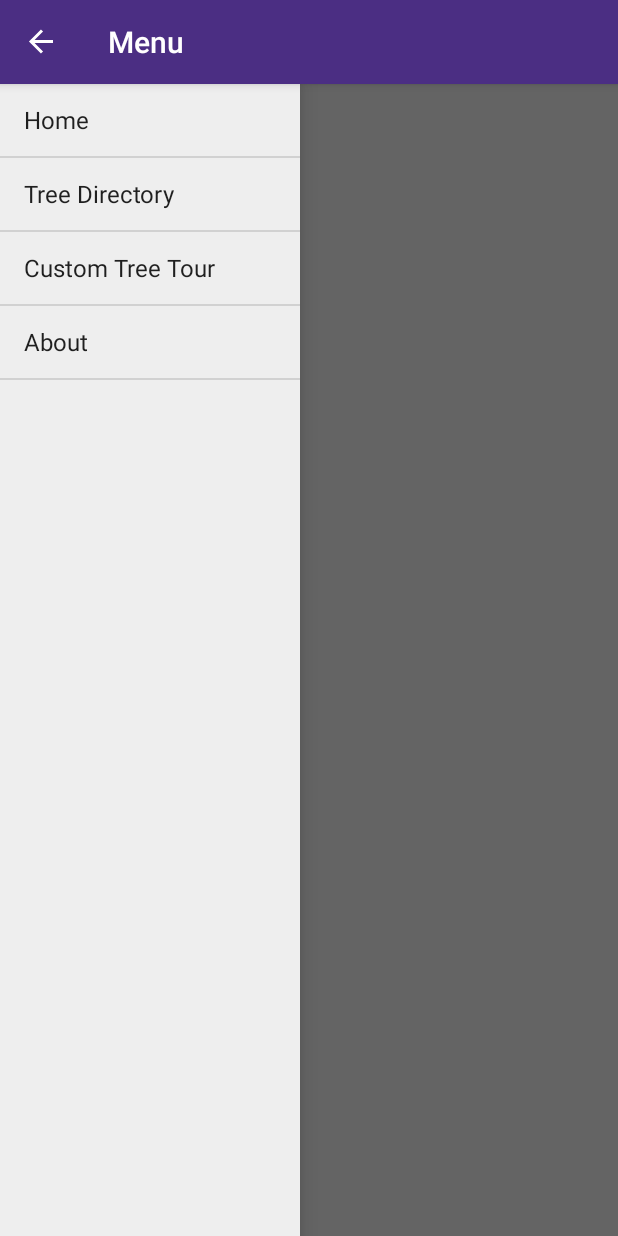
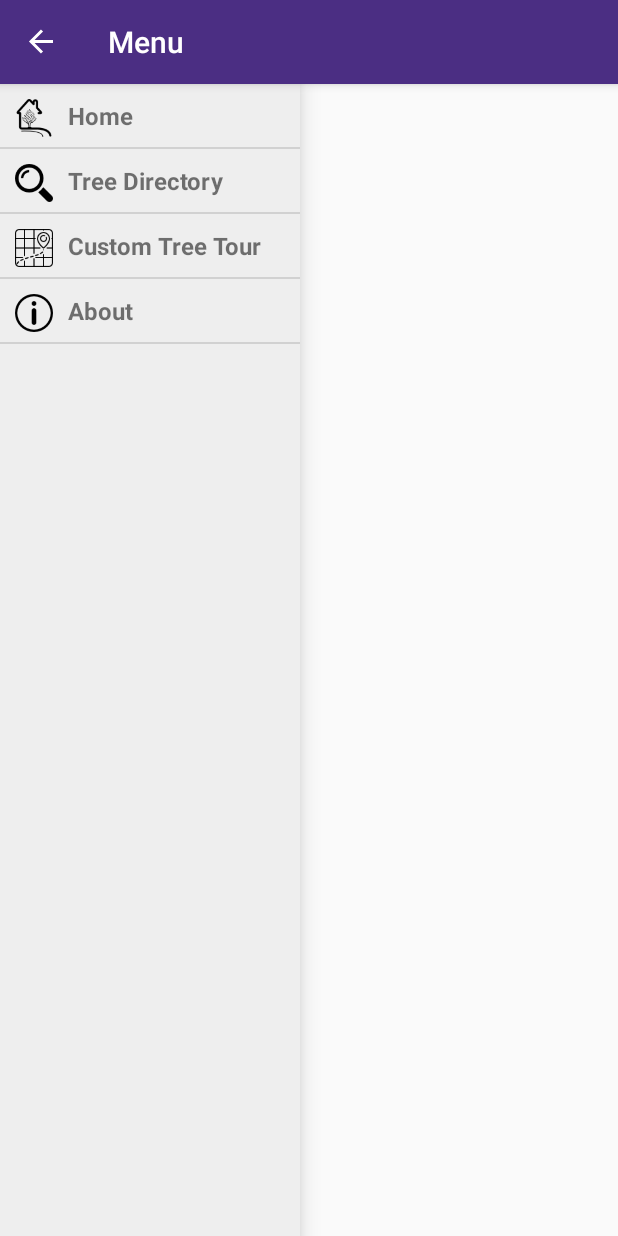
Before and after one commit to omar2112/fbtreetourapp, an Android app: the Menu screen opened directly, with no data from a screen before it, with the side drawer open, on a phone screen of 412 x 824 dp. Run offline under Robolectric (Android 15) with nearby library versions, the phone set to English and light mode, and no system bars.

Commit message:
Menu icons and other stuff

```diff
--- a/app/src/main/java/com/example/bluefox/listtest1/Menu.java
+++ b/app/src/main/java/com/example/bluefox/listtest1/Menu.java
@@ -11,6 +11,7 @@ import android.view.MenuItem;
 import android.view.View;
 import android.widget.AdapterView;
 import android.widget.ArrayAdapter;
+import android.widget.ListAdapter;
 import android.widget.ListView;
 import android.widget.Toast;
 
@@ -41,7 +42,7 @@ public class Menu extends AppCompatActivity {
     private void addDrawerItems() {
         final String[] homeOptions = {"Home", "Tree Directory", "Custom Tree Tour",
                 "About"};
-        ArrayAdapter<String> theAdapter = new ArrayAdapter<String>(this, android.R.layout.simple_list_item_1, homeOptions);
+        ListAdapter theAdapter = new MyAdapter2(this, homeOptions);
         mainMenuView.setAdapter(theAdapter);
 
         mainMenuView.setOnItemClickListener(new AdapterView.OnItemClickListener() {
--- /dev/null
+++ b/app/src/main/java/com/example/bluefox/listtest1/MyAdapter2.java
@@ -0,0 +1,69 @@
+package com.example.bluefox.listtest1;
+
+import android.content.Context;
+import android.view.LayoutInflater;
+import android.view.View;
+import android.view.ViewGroup;
+import android.widget.ArrayAdapter;
+import android.widget.ImageView;
+import android.widget.TextView;
+
+import java.util.ArrayList;
+import java.util.List;
+
+/**
+ * Created by Anyone on 3/16/15.
+ */
+// We can create custom adapters
+class MyAdapter2 extends ArrayAdapter<String> {
+
+    public MyAdapter2(Context context, String[] values){
+
+        super(context, R.layout.row_layout, values);
+
+    }
+
+    // Override getView which is responsible for creating the rows for our list
+    // position represents the index we are in for the array.
+
+    // convertView is a reference to the previous view that is available for reuse. As
+    // the user scrolls the information is populated as needed to conserve memory.
+
+    // A ViewGroup are invisible containers that hold a bunch of views and
+    // define their layout properties.
+    @Override
+    public View getView(int position, View convertView, ViewGroup parent) {
+
+        // The LayoutInflator puts a layout into the right View
+        LayoutInflater theInflater = LayoutInflater.from(getContext());
+
+        // inflate takes the resource to load, the parent that the resource may be
+        // loaded into and true or false if we are loading into a parent view.
+        View theView = theInflater.inflate(R.layout.row_layout_2, parent, false);
+
+        // We retrieve the text from the array
+        String theItem = getItem(position);
+
+        // Get the TextView we want to edit
+        TextView theTextView = (TextView) theView.findViewById(R.id.textView1);
+
+        // Put the next item into the TextView
+        theTextView.setText(theItem);
+
+        // Get the ImageView in the layout
+        ImageView theImageView = (ImageView) theView.findViewById(R.id.theIcon);
+
+        // We can set a ImageView like this
+        if (position == 0) {
+            theImageView.setImageResource(R.drawable.home);
+        } else if (position == 1) {
+            theImageView.setImageResource(R.drawable.search);
+        } else if (position == 2) {
+            theImageView.setImageResource(R.drawable.navigation);
+        } else {
+            theImageView.setImageResource(R.drawable.about);
+        }
+        return theView;
+
+    }
+}
--- a/app/src/main/res/layout/activity_menu.xml
+++ b/app/src/main/res/layout/activity_menu.xml
@@ -6,19 +6,6 @@
     android:id="@+id/drawer_layout"
     android:layout_width="match_parent"
     android:layout_height="match_parent">
-
-    <!-- Image for each ListItem row
-        We can refer to images in our drawable folder with
-        @drawable/dot for the image named dot.png -->
-    <ImageView
-        android:id="@+id/imageView1"
-        android:layout_width="25dp"
-        android:layout_height="25dp"
-        android:layout_marginLeft="10dp"
-        android:layout_marginTop="25dp"/>
-        <!--android:src="@drawable/dot" -->
-
-
 
     <!-- Side navigation drawer UI -->
     <ListView
--- a/app/src/main/res/layout/row_layout.xml
+++ b/app/src/main/res/layout/row_layout.xml
@@ -4,6 +4,8 @@
     android:layout_width="match_parent"
     android:layout_height="match_parent"
     android:orientation="vertical">
+
+
 
     <!-- Used to define a custom ListView row -->
 
--- /dev/null
+++ b/app/src/main/res/layout/row_layout_2.xml
@@ -0,0 +1,31 @@
+<?xml version="1.0" encoding="utf-8"?>
+<LinearLayout xmlns:android="http://schemas.android.com/apk/res/android"
+    xmlns:tools="http://schemas.android.com/tools"
+    android:layout_width="match_parent"
+    android:layout_height="match_parent"
+    android:orientation="horizontal">
+
+
+    <!-- Image for each ListItem row
+    We can refer to images in our drawable folder with
+    @drawable/dot for the image named dot.png -->
+    <ImageView
+        android:id="@+id/theIcon"
+        android:layout_width="25dp"
+        android:layout_height="25dp"
+        android:layout_marginLeft="10dp"
+        android:layout_marginTop="10dp"
+        />
+
+    <!-- Used to define a custom ListView row -->
+
+    <TextView
+        android:id="@+id/textView1"
+        android:layout_width="fill_parent"
+        android:layout_height="wrap_content"
+        android:padding="10dip"
+        android:textSize="16dip"
+        android:textStyle="bold"
+        />
+
+</LinearLayout>
```
Also changed, not shown: app/src/main/res/drawable/about.png (added), app/src/main/res/drawable/home.png (added), app/src/main/res/drawable/navigation.png (added), app/src/main/res/drawable/search.png (added), 3 other files.
